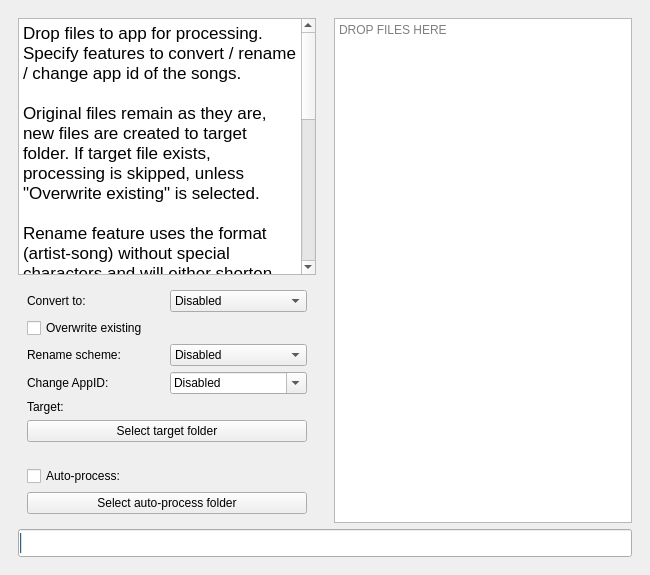
glebb/rocksmithconvert, file src/rocksmithconvert/mainwindow.ui: the form before one commit.
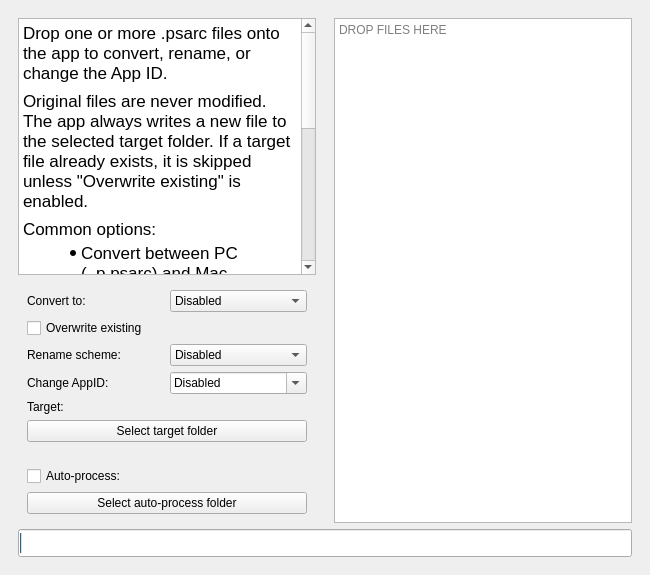
The form after the commit. Custom widgets are drawn as their Qt base class.

Commit message: Update README and UI files for improved clarity; refactor PyQt5 imports in qt_wrapper and add tests for direct imports

Patch:
```diff
--- a/src/rocksmithconvert/mainwindow.ui
+++ b/src/rocksmithconvert/mainwindow.ui
@@ -132,17 +132,17 @@
 &lt;html&gt;&lt;head&gt;&lt;meta name=&quot;qrichtext&quot; content=&quot;1&quot; /&gt;&lt;meta charset=&quot;utf-8&quot; /&gt;&lt;style type=&quot;text/css&quot;&gt;
 p, li { white-space: pre-wrap; }
 &lt;/style&gt;&lt;/head&gt;&lt;body style=&quot; font-family:'.AppleSystemUIFont'; font-size:13pt; font-weight:400; font-style:normal;&quot;&gt;
-&lt;p style=&quot; margin-top:0px; margin-bottom:0px; margin-left:0px; margin-right:0px; -qt-block-indent:0; text-indent:0px;&quot;&gt;Drop files to app for processing. Specify features to convert / rename / change app id of the songs.&lt;/p&gt;
-&lt;p style=&quot;-qt-paragraph-type:empty; margin-top:0px; margin-bottom:0px; margin-left:0px; margin-right:0px; -qt-block-indent:0; text-indent:0px;&quot;&gt;&lt;br /&gt;&lt;/p&gt;
-&lt;p style=&quot; margin-top:0px; margin-bottom:0px; margin-left:0px; margin-right:0px; -qt-block-indent:0; text-indent:0px;&quot;&gt;Original files remain as they are, new files are created to target folder. If target file exists, processing is skipped, unless &amp;quot;Overwrite existing&amp;quot; is selected.&lt;/p&gt;
-&lt;p style=&quot;-qt-paragraph-type:empty; margin-top:0px; margin-bottom:0px; margin-left:0px; margin-right:0px; -qt-block-indent:0; text-indent:0px;&quot;&gt;&lt;br /&gt;&lt;/p&gt;
-&lt;p style=&quot; margin-top:0px; margin-bottom:0px; margin-left:0px; margin-right:0px; -qt-block-indent:0; text-indent:0px;&quot;&gt;Rename feature uses the format (artist-song) without special characters and will either shorten the filename to 10+10 characters, or use the full name for the new files. This is completely optional and you can keep the original filenames as well.&lt;/p&gt;
-&lt;p style=&quot;-qt-paragraph-type:empty; margin-top:0px; margin-bottom:0px; margin-left:0px; margin-right:0px; -qt-block-indent:0; text-indent:0px;&quot;&gt;&lt;br /&gt;&lt;/p&gt;
-&lt;p style=&quot; margin-top:0px; margin-bottom:0px; margin-left:0px; margin-right:0px; -qt-block-indent:0; text-indent:0px;&quot;&gt;To change cdlc app ID, set the desired app ID. If option is disabled, app ID is untouched. App id needs to be changed, if you don't own cherub rock ODLC. In that case, the default value 221680 should work.&lt;/p&gt;
-&lt;p style=&quot;-qt-paragraph-type:empty; margin-top:0px; margin-bottom:0px; margin-left:0px; margin-right:0px; -qt-block-indent:0; text-indent:0px;&quot;&gt;&lt;br /&gt;&lt;/p&gt;
-&lt;p style=&quot; margin-top:0px; margin-bottom:0px; margin-left:0px; margin-right:0px; -qt-block-indent:0; text-indent:0px;&quot;&gt;With auto-processing enabled, the app will check specified folder periodically and execute processing without further user interaction when new files are found. &lt;/p&gt;
-&lt;p style=&quot;-qt-paragraph-type:empty; margin-top:0px; margin-bottom:0px; margin-left:0px; margin-right:0px; -qt-block-indent:0; text-indent:0px;&quot;&gt;&lt;br /&gt;&lt;/p&gt;
-&lt;p style=&quot; margin-top:0px; margin-bottom:0px; margin-left:0px; margin-right:0px; -qt-block-indent:0; text-indent:0px;&quot;&gt;&lt;a href=&quot;https://github.com/glebb/rocksmithconvert&quot;&gt;&lt;span style=&quot; text-decoration: underline; color:#0068da;&quot;&gt;Github page&lt;/span&gt;&lt;/a&gt;&lt;/p&gt;&lt;/body&gt;&lt;/html&gt;</string>
+&lt;p style=&quot; margin-top:0px; margin-bottom:8px; margin-left:0px; margin-right:0px; -qt-block-indent:0; text-indent:0px;&quot;&gt;Drop one or more .psarc files onto the app to convert, rename, or change the App ID.&lt;/p&gt;
+&lt;p style=&quot; margin-top:0px; margin-bottom:8px; margin-left:0px; margin-right:0px; -qt-block-indent:0; text-indent:0px;&quot;&gt;Original files are never modified. The app always writes a new file to the selected target folder. If a target file already exists, it is skipped unless &amp;quot;Overwrite existing&amp;quot; is enabled.&lt;/p&gt;
+&lt;p style=&quot; margin-top:0px; margin-bottom:4px; margin-left:0px; margin-right:0px; -qt-block-indent:0; text-indent:0px;&quot;&gt;Common options:&lt;/p&gt;
+&lt;ul style=&quot;margin-top:0px; margin-bottom:8px; margin-left:18px; margin-right:0px;&quot;&gt;
+&lt;li&gt;Convert between PC (_p.psarc) and Mac (_m.psarc) packages.&lt;/li&gt;
+&lt;li&gt;Rename files with a short or full Rocksmith-friendly naming scheme.&lt;/li&gt;
+&lt;li&gt;Set a custom App ID when you need something other than the original has. Hint: 221680 should work.&lt;/li&gt;
+&lt;li&gt;Watch a source folder and auto-process new files using your saved settings.&lt;/li&gt;
+&lt;/ul&gt;
+&lt;p style=&quot; margin-top:0px; margin-bottom:8px; margin-left:0px; margin-right:0px; -qt-block-indent:0; text-indent:0px;&quot;&gt;Rename mode is optional and mainly exists to avoid Rocksmith issues with long or unusual CDLC filenames.&lt;/p&gt;
+&lt;p style=&quot; margin-top:0px; margin-bottom:0px; margin-left:0px; margin-right:0px; -qt-block-indent:0; text-indent:0px;&quot;&gt;&lt;a href=&quot;https://github.com/glebb/rocksmithconvert&quot;&gt;&lt;span style=&quot; text-decoration: underline; color:#0068da;&quot;&gt;GitHub project page&lt;/span&gt;&lt;/a&gt;&lt;/p&gt;&lt;/body&gt;&lt;/html&gt;</string>
            </property>
            <property name="openExternalLinks">
             <bool>true</bool>
```
The commit also changes 4 other files.
